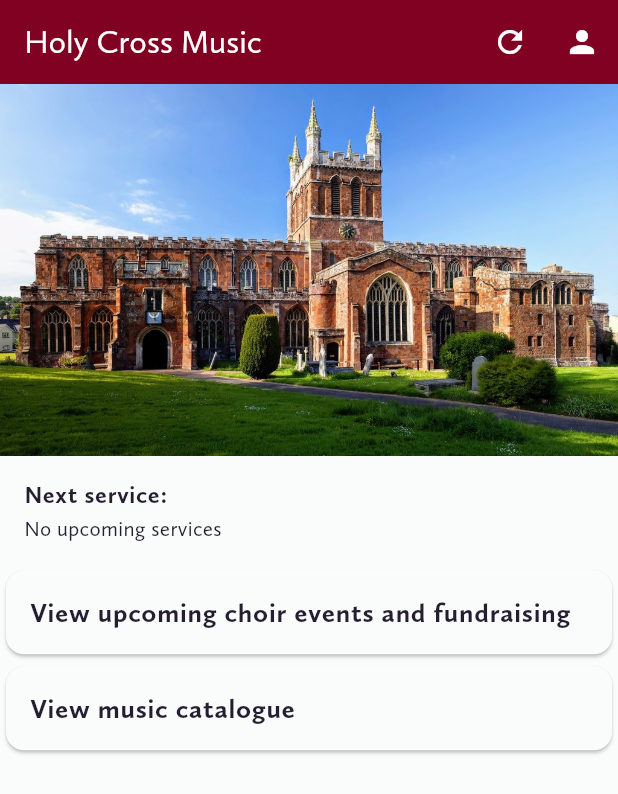
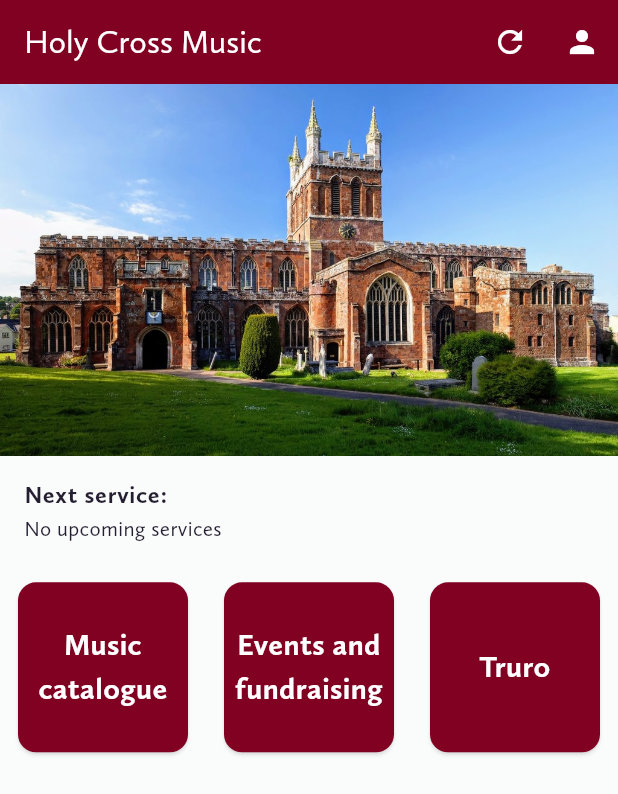
Before and after one commit to creditonholycross/holy_cross_music_2.0, a Flutter app: the screen it shows once a user with an empty profile is signed in, on a phone screen of 412 x 824 dp. Shown: the top 794 px of the screen. Run offline on Flutter 3.47's test engine with Material 3 defaults, Android fonts, the phone set to English and light mode, and no system bars; our stand-ins replace cloud_firestore, csv, email_validator, firebase_auth, firebase_core, fluttertoast and 7 more; missing offline and left inert: dart_firebase_admin, firebase_ui_auth, gpt_markdown, random_string_generator; accounts and stored records are empty; generated files the repository leaves out were written again; network calls fail.

Commit message:
improved home page

```diff
--- a/lib/app_state.dart
+++ b/lib/app_state.dart
@@ -30,6 +30,8 @@ class ApplicationState extends ChangeNotifier {
   Map<String, List<MonthlyEvents>>? eventList;
   Map<String, List<MonthlyFundraisingEvents>>? fundraisingEventList;
   bool initMusicSpinner = true;
+  bool initEventsSpinner = true;
+  bool initTruroSpinner = true;
 
   void setCurrentService(Service service) {
     currentService = service;
--- a/lib/screens/events.dart
+++ b/lib/screens/events.dart
@@ -1,6 +1,8 @@
 import 'package:flutter/material.dart';
 import 'package:flutter/services.dart';
 import 'package:holy_cross_music/app_state.dart';
+import 'package:holy_cross_music/helper/fetchEvents.dart';
+import 'package:holy_cross_music/helper/fetchFundraisingEvents.dart';
 import 'package:holy_cross_music/models/event.dart';
 import 'package:holy_cross_music/models/month.dart';
 import 'package:holy_cross_music/models/music.dart';
@@ -17,6 +19,27 @@ class EventsPage extends StatefulWidget {
 
 class _EventsPageState extends State<EventsPage> {
   int currentPageIndex = 0;
+
+  void asyncLoadData(BuildContext context) async {
+    if (context.read<ApplicationState>().eventList == null ||
+        context.read<ApplicationState>().fundraisingEventList == null) {
+      Map<String, List<MonthlyEvents>>? eventList = await fetchEvents();
+      Map<String, List<MonthlyFundraisingEvents>>? fundraisingEventList =
+          await fetchFundraisingEvents();
+      setState(() {
+        context.read<ApplicationState>().eventList = eventList;
+        context.read<ApplicationState>().fundraisingEventList =
+            fundraisingEventList;
+        context.read<ApplicationState>().initEventsSpinner = false;
+      });
+    }
+  }
+
+  @override
+  void initState() {
+    super.initState();
+    asyncLoadData(context);
+  }
 
   @override
   Widget build(BuildContext context) {
@@ -58,8 +81,16 @@ class _EventsPageState extends State<EventsPage> {
         ],
       ),
       body: [
-        EventsWidget(events: events),
-        FundraisingWidget(fundraisingEvents: fundraisingEvents),
+        if (!appState.initEventsSpinner) EventsWidget(events: events),
+        if (!appState.initEventsSpinner)
+          FundraisingWidget(fundraisingEvents: fundraisingEvents),
+        if (appState.initEventsSpinner)
+          Center(
+            child: const Padding(
+              padding: EdgeInsets.all(16.0),
+              child: CircularProgressIndicator(),
+            ),
+          ),
       ][currentPageIndex],
     );
   }
--- a/lib/screens/home.dart
+++ b/lib/screens/home.dart
@@ -37,16 +37,10 @@ class _HomeScreenState extends State<HomeScreen> {
     List<MonthlyMusic>? serviceList = await DbFunctions().getServiceList();
     Service? nextService = serviceList?.first.services.firstOrNull;
     String serviceColour = nextService?.colour ?? 'base';
-    Map<String, List<MonthlyEvents>>? eventList = await fetchEvents();
-    Map<String, List<MonthlyFundraisingEvents>>? fundraisingEventList =
-        await fetchFundraisingEvents();
 
     setState(() {
       context.read<ApplicationState>().serviceList = serviceList;
       context.read<ApplicationState>().nextService = nextService;
-      context.read<ApplicationState>().eventList = eventList;
-      context.read<ApplicationState>().fundraisingEventList =
-          fundraisingEventList;
       context.read<ApplicationState>().initMusicSpinner = false;
       context.read<ApplicationState>().serviceColour = Service.serviceColor(
         serviceColour,
@@ -152,14 +146,10 @@ class _HomeScreenState extends State<HomeScreen> {
             )
           : null,
       body: [
-        SingleChildScrollView(
-          child: Column(
+        Column(
           children: [
             Image.asset('images/church.jpg', fit: BoxFit.cover),
-              if (!appState.initMusicSpinner)
-                Column(
-                  children: [
-                    if (appState.nextService == null)
+            if (appState.nextService == null && !appState.initMusicSpinner)
               const ListTile(
                 title: Text(
                   'Next service:',
@@ -167,14 +157,11 @@ class _HomeScreenState extends State<HomeScreen> {
                 ),
                 subtitle: Text('No upcoming services'),
               ),
-                    if (appState.nextService != null)
+            if (appState.nextService != null && !appState.initMusicSpinner)
               ListTile(
                 title: const Text(
                   'Next service:',
-                          style: TextStyle(
-                            fontWeight: FontWeight.bold,
-                            fontSize: 18,
-                          ),
+                  style: TextStyle(fontWeight: FontWeight.bold, fontSize: 18),
                 ),
                 subtitle: Text.rich(
                   TextSpan(
@@ -204,14 +191,34 @@ class _HomeScreenState extends State<HomeScreen> {
                   );
                 },
               ),
+            if (!appState.initMusicSpinner)
+              GridView.count(
+                crossAxisCount: 3,
+                physics: NeverScrollableScrollPhysics(),
+                scrollDirection: Axis.vertical,
+                shrinkWrap: true,
+                children: [
                   if (appState.nextService != null)
-                      Card(
-                        child: ListTile(
-                          title: const Text(
-                            'View next service',
+                    Container(
+                      padding: const EdgeInsets.all(8),
+                      child: InkWell(
+                        child: Card(
+                          color: appState.serviceColour,
+                          shadowColor: Colors.white,
+                          child: Column(
+                            crossAxisAlignment: CrossAxisAlignment.center,
+                            mainAxisAlignment: MainAxisAlignment.center,
+                            children: [
+                              Text(
+                                'Next\nservice',
+                                textAlign: TextAlign.center,
                                 style: TextStyle(
                                   fontWeight: FontWeight.bold,
-                              fontSize: 18,
+                                  fontSize: 20,
+                                  color: appState.onPrimaryColor,
+                                ),
+                              ),
+                            ],
                           ),
                         ),
                         onTap: () {
@@ -225,16 +232,29 @@ class _HomeScreenState extends State<HomeScreen> {
                       ),
                     ),
                   if (appState.nextService != null)
-                      Card(
-                        child: ListTile(
-                          title: const Text(
-                            'View upcoming services',
+                    Container(
+                      padding: const EdgeInsets.all(8),
+                      child: InkWell(
+                        child: Card(
+                          color: appState.serviceColour,
+                          shadowColor: Colors.white,
+                          child: Column(
+                            crossAxisAlignment: CrossAxisAlignment.center,
+                            mainAxisAlignment: MainAxisAlignment.center,
+                            children: [
+                              Text(
+                                'Upcoming\nservices',
+                                textAlign: TextAlign.center,
                                 style: TextStyle(
                                   fontWeight: FontWeight.bold,
-                              fontSize: 18,
+                                  fontSize: 20,
+                                  color: appState.onPrimaryColor,
                                 ),
                               ),
-                          onTap: () async {
+                            ],
+                          ),
+                        ),
+                        onTap: () {
                           Navigator.of(context).push(
                             MaterialPageRoute(
                               builder: (context) => const ServiceListPage(),
@@ -243,17 +263,97 @@ class _HomeScreenState extends State<HomeScreen> {
                         },
                       ),
                     ),
-                    Card(
-                      child: ListTile(
-                        title: const Text(
-                          'View upcoming choir events and fundraising',
+                  Container(
+                    padding: const EdgeInsets.all(8),
+                    child: InkWell(
+                      child: Card(
+                        color: appState.serviceColour,
+                        shadowColor: Colors.white,
+                        child: Column(
+                          crossAxisAlignment: CrossAxisAlignment.center,
+                          mainAxisAlignment: MainAxisAlignment.center,
+                          children: [
+                            Text(
+                              'Music\ncatalogue',
+                              textAlign: TextAlign.center,
                               style: TextStyle(
                                 fontWeight: FontWeight.bold,
-                            fontSize: 18,
+                                fontSize: 20,
+                                color: appState.onPrimaryColor,
+                              ),
+                            ),
+                          ],
+                        ),
+                      ),
+                      onTap: () {
+                        Navigator.of(context).push(
+                          MaterialPageRoute(
+                            builder: (context) => const CataloguePage(),
+                          ),
+                        );
+                      },
+                    ),
+                  ),
+
+                  Container(
+                    padding: const EdgeInsets.all(8),
+                    child: InkWell(
+                      child: Card(
+                        color: appState.serviceColour,
+                        shadowColor: Colors.white,
+                        child: Column(
+                          crossAxisAlignment: CrossAxisAlignment.center,
+                          mainAxisAlignment: MainAxisAlignment.center,
+                          children: [
+                            Text(
+                              'Events and\nfundraising',
+                              textAlign: TextAlign.center,
+                              style: TextStyle(
+                                fontWeight: FontWeight.bold,
+                                fontSize: 20,
+                                color: appState.onPrimaryColor,
+                              ),
+                            ),
+                          ],
                         ),
                       ),
                       onTap: () async {
-                          // Fluttertoast.showToast(msg: 'Events');
+                        if (appState.eventList == null ||
+                            appState.fundraisingEventList == null) {
+                          appState.initEventsSpinner = true;
+                        }
+
+                        Navigator.of(context).push(
+                          MaterialPageRoute(
+                            builder: (context) => const EventsPage(),
+                          ),
+                        );
+                      },
+                    ),
+                  ),
+                  Container(
+                    padding: const EdgeInsets.all(8),
+                    child: InkWell(
+                      child: Card(
+                        color: appState.serviceColour,
+                        shadowColor: Colors.white,
+                        child: Column(
+                          crossAxisAlignment: CrossAxisAlignment.center,
+                          mainAxisAlignment: MainAxisAlignment.center,
+                          children: [
+                            Text(
+                              'Truro',
+                              textAlign: TextAlign.center,
+                              style: TextStyle(
+                                fontWeight: FontWeight.bold,
+                                fontSize: 20,
+                                color: appState.onPrimaryColor,
+                              ),
+                            ),
+                          ],
+                        ),
+                      ),
+                      onTap: () {
                         Navigator.of(context).push(
                           MaterialPageRoute(
                             builder: (context) => const EventsPage(),
@@ -263,29 +363,15 @@ class _HomeScreenState extends State<HomeScreen> {
                     ),
                   ),
                 ],
-                )
-              else
-                const Padding(
+              ),
+            if (appState.initMusicSpinner)
+              Center(
+                child: const Padding(
                   padding: EdgeInsets.all(16.0),
                   child: CircularProgressIndicator(),
                 ),
-              Card(
-                child: ListTile(
-                  title: const Text(
-                    'View music catalogue',
-                    style: TextStyle(fontWeight: FontWeight.bold, fontSize: 18),
-                  ),
-                  onTap: () async {
-                    Navigator.of(context).push(
-                      MaterialPageRoute(
-                        builder: (context) => const CataloguePage(),
-                      ),
-                    );
-                  },
-                ),
               ),
           ],
-          ),
         ),
         UserManagementScreen(),
       ][currentPageIndex],
```
Lines whose indentation alone changed are shown as unchanged.
